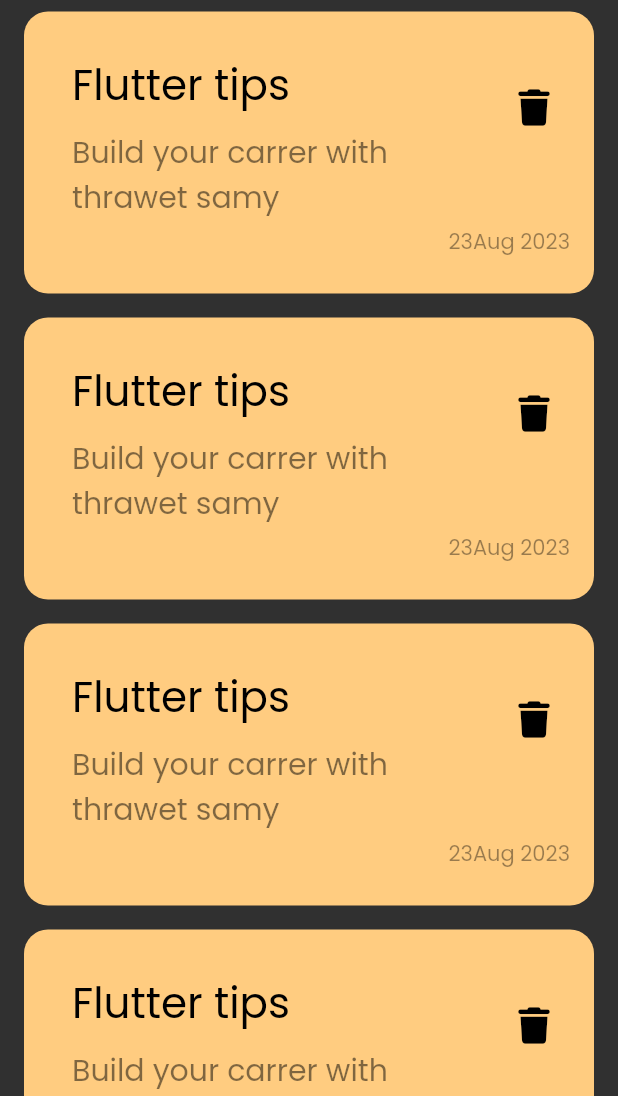
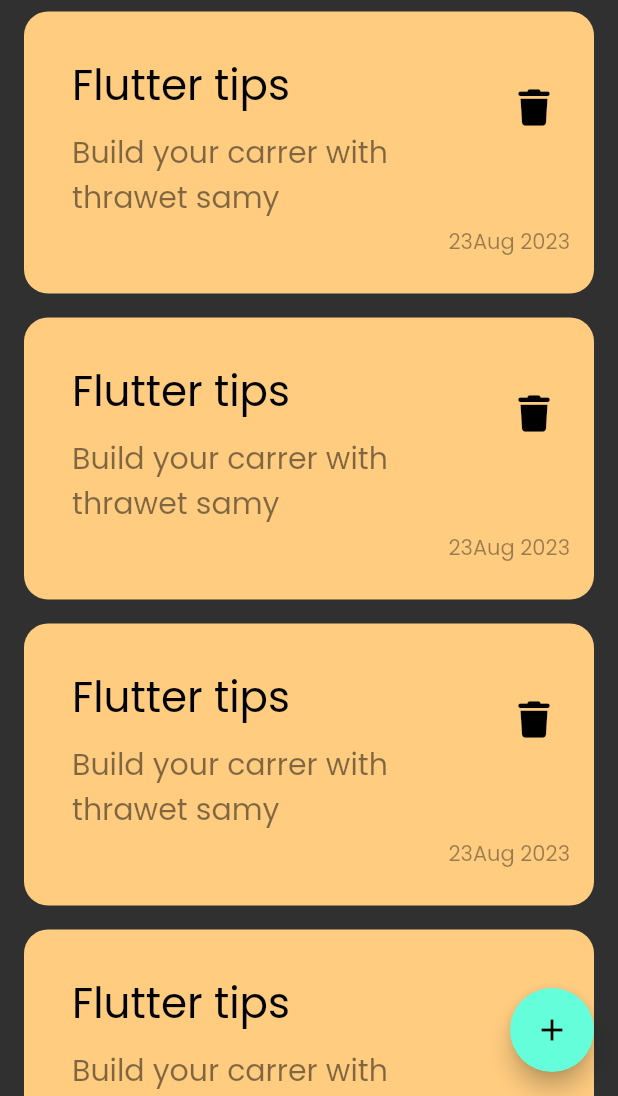
Before and after one commit to AbdallaSalah200/notes_app, a Flutter app: the screen it shows after launch, on a phone screen of 412 x 824 dp, the part 140-1236 px from its top. Run offline on Flutter 3.47's test engine with Material 2 defaults, Android fonts, the phone set to English and light mode, and no system bars; our stand-ins replace font_awesome_flutter.

Commit message:
add floating action button

```diff
--- a/lib/views/notes_views.dart
+++ b/lib/views/notes_views.dart
@@ -10,7 +10,10 @@ class NotesView extends StatelessWidget {
   @override
   Widget build(BuildContext context) {
     return Scaffold(
-      body : NotesViewBody() ,
+      floatingActionButton: FloatingActionButton(onPressed: (){},child:const   Icon(Icons.add)),
+      body :const  NotesViewBody(
+
+      ) ,
     );
   }
 }
```
